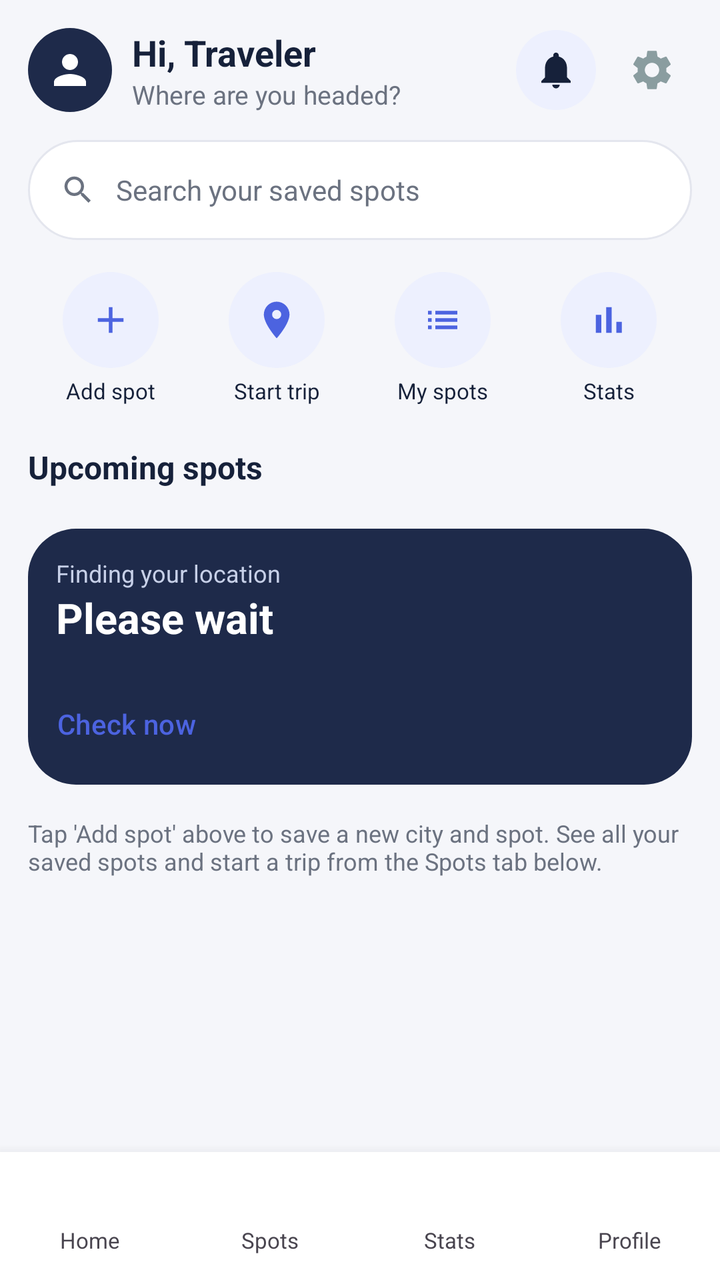
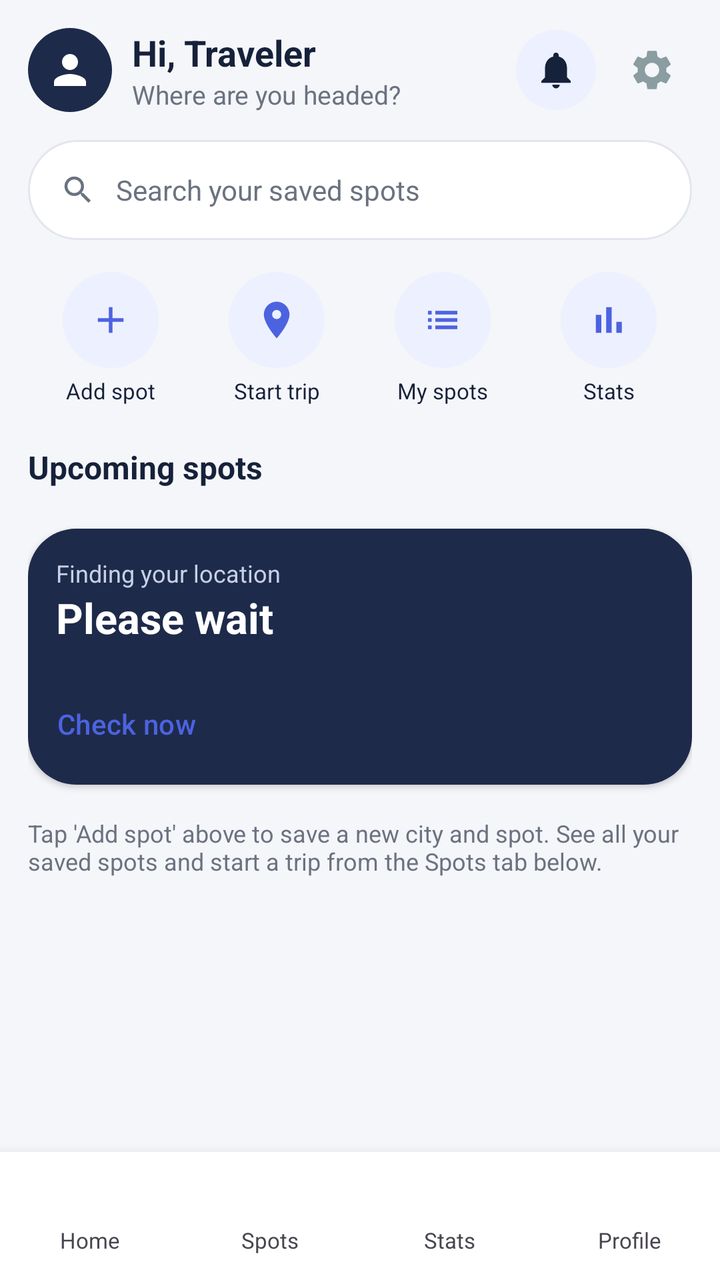

Before-and-after screenshots of an Android layout around one commit, followed by the original layout XML and the change that was made.
<!-- AndroidManifest.xml: application theme Theme.SpotReminder -->
<!-- res/layout/activity_main.xml -->
<?xml version="1.0" encoding="utf-8"?>
<LinearLayout xmlns:android="http://schemas.android.com/apk/res/android"
    xmlns:app="http://schemas.android.com/apk/res-auto"
    xmlns:tools="http://schemas.android.com/tools"
    android:layout_width="match_parent"
    android:layout_height="match_parent"
    android:orientation="vertical">

<ScrollView
    android:layout_width="match_parent"
    android:layout_height="0dp"
    android:layout_weight="1"
    android:fillViewport="true">

    <LinearLayout
        android:layout_width="match_parent"
        android:layout_height="wrap_content"
        android:orientation="vertical"
        android:padding="14dp">

        <LinearLayout
            android:layout_width="match_parent"
            android:layout_height="wrap_content"
            android:gravity="center_vertical"
            android:orientation="horizontal">

            <ImageView
                android:id="@+id/homeAvatar"
                android:layout_width="42dp"
                android:layout_height="42dp"
                android:background="@drawable/bg_avatar"
                android:contentDescription="Your profile"
                android:padding="9dp"
                android:src="@drawable/ic_person" />

            <LinearLayout
                android:layout_width="0dp"
                android:layout_height="wrap_content"
                android:layout_marginStart="10dp"
                android:layout_weight="1"
                android:orientation="vertical">

                <TextView
                    android:id="@+id/greetingName"
                    android:layout_width="wrap_content"
                    android:layout_height="wrap_content"
                    android:text="Hi, Traveler"
                    android:textColor="@color/ink"
                    android:textSize="18sp"
                    android:textStyle="bold" />

                <TextView
                    android:layout_width="wrap_content"
                    android:layout_height="wrap_content"
                    android:text="Where are you headed?"
                    android:textColor="@color/river_soft"
                    android:textSize="13sp" />
            </LinearLayout>

            <ImageButton
                android:id="@+id/btnBell"
                android:layout_width="40dp"
                android:layout_height="40dp"
                android:background="@drawable/bg_category_circle"
                android:contentDescription="Notifications"
                android:padding="9dp"
                android:src="@drawable/ic_bell" />

            <ImageButton
                android:id="@+id/btnSettings"
                android:layout_width="40dp"
                android:layout_height="40dp"
                android:layout_marginStart="8dp"
                android:background="?attr/selectableItemBackgroundBorderless"
                android:contentDescription="Settings"
                android:padding="8dp"
                android:src="@drawable/ic_settings" />
        </LinearLayout>

        
        <LinearLayout
            android:id="@+id/homeSearchBar"
            android:layout_width="match_parent"
            android:layout_height="50dp"
            android:layout_marginTop="14dp"
            android:background="@drawable/bg_search_pill"
            android:gravity="center_vertical"
            android:orientation="horizontal"
            android:paddingStart="16dp"
            android:paddingEnd="16dp">

            <ImageView
                android:layout_width="18dp"
                android:layout_height="18dp"
                android:contentDescription="Search"
                android:src="@drawable/ic_search" />

            <TextView
                android:layout_width="0dp"
                android:layout_height="wrap_content"
                android:layout_marginStart="10dp"
                android:layout_weight="1"
                android:text="Search your saved spots"
                android:textColor="@color/river_soft"
                android:textSize="14sp" />
        </LinearLayout>

        
        <LinearLayout
            android:layout_width="match_parent"
            android:layout_height="wrap_content"
            android:layout_marginTop="16dp"
            android:orientation="horizontal">

            <LinearLayout
                android:id="@+id/quickAdd"
                android:layout_width="0dp"
                android:layout_height="wrap_content"
                android:layout_weight="1"
                android:gravity="center_horizontal"
                android:orientation="vertical">

                <ImageView
                    android:layout_width="48dp"
                    android:layout_height="48dp"
                    android:background="@drawable/bg_category_circle"
                    android:padding="13dp"
                    android:src="@drawable/ic_add"
                    app:tint="@color/accent" />

                <TextView
                    android:layout_width="wrap_content"
                    android:layout_height="wrap_content"
                    android:layout_marginTop="4dp"
                    android:text="Add spot"
                    android:textColor="@color/ink"
                    android:textSize="11sp" />
            </LinearLayout>

            <LinearLayout
                android:id="@+id/quickTrip"
                android:layout_width="0dp"
                android:layout_height="wrap_content"
                android:layout_weight="1"
                android:gravity="center_horizontal"
                android:orientation="vertical">

                <ImageView
                    android:layout_width="48dp"
                    android:layout_height="48dp"
                    android:background="@drawable/bg_category_circle"
                    android:padding="13dp"
                    android:src="@drawable/ic_stat_pin"
                    app:tint="@color/accent" />

                <TextView
                    android:layout_width="wrap_content"
                    android:layout_height="wrap_content"
                    android:layout_marginTop="4dp"
                    android:text="Start trip"
                    android:textColor="@color/ink"
                    android:textSize="11sp" />
            </LinearLayout>

            <LinearLayout
                android:id="@+id/quickSpots"
                android:layout_width="0dp"
                android:layout_height="wrap_content"
                android:layout_weight="1"
                android:gravity="center_horizontal"
                android:orientation="vertical">

                <ImageView
                    android:layout_width="48dp"
                    android:layout_height="48dp"
                    android:background="@drawable/bg_category_circle"
                    android:padding="13dp"
                    android:src="@drawable/ic_nav_list"
                    app:tint="@color/accent" />

                <TextView
                    android:layout_width="wrap_content"
                    android:layout_height="wrap_content"
                    android:layout_marginTop="4dp"
                    android:text="My spots"
                    android:textColor="@color/ink"
                    android:textSize="11sp" />
            </LinearLayout>

            <LinearLayout
                android:id="@+id/quickStats"
                android:layout_width="0dp"
                android:layout_height="wrap_content"
                android:layout_weight="1"
                android:gravity="center_horizontal"
                android:orientation="vertical">

                <ImageView
                    android:layout_width="48dp"
                    android:layout_height="48dp"
                    android:background="@drawable/bg_category_circle"
                    android:padding="13dp"
                    android:src="@drawable/ic_nav_stats"
                    app:tint="@color/accent" />

                <TextView
                    android:layout_width="wrap_content"
                    android:layout_height="wrap_content"
                    android:layout_marginTop="4dp"
                    android:text="Stats"
                    android:textColor="@color/ink"
                    android:textSize="11sp" />
            </LinearLayout>
        </LinearLayout>

        
        <TextView
            android:layout_width="wrap_content"
            android:layout_height="wrap_content"
            android:layout_marginTop="20dp"
            android:text="Upcoming spots"
            android:textColor="@color/ink"
            android:textSize="16sp"
            android:textStyle="bold" />

        <HorizontalScrollView
            android:layout_width="match_parent"
            android:layout_height="wrap_content"
            android:layout_marginTop="8dp"
            android:clipToPadding="false"
            android:scrollbars="none">

            <LinearLayout
                android:id="@+id/upcomingList"
                android:layout_width="wrap_content"
                android:layout_height="wrap_content"
                android:orientation="horizontal" />
        </HorizontalScrollView>

        
        <LinearLayout
            android:id="@+id/nudge"
            android:layout_width="match_parent"
            android:layout_height="wrap_content"
            android:layout_marginTop="8dp"
            android:background="@drawable/bg_current"
            android:gravity="center_vertical"
            android:orientation="horizontal"
            android:padding="10dp"
            android:visibility="gone">

            <TextView
                android:id="@+id/nudgeText"
                android:layout_width="0dp"
                android:layout_height="wrap_content"
                android:layout_weight="1"
                android:textColor="@color/ink"
                android:textSize="13sp" />

            <com.google.android.material.button.MaterialButton
                android:id="@+id/btnNudgeFix"
                style="?attr/borderlessButtonStyle"
                android:layout_width="wrap_content"
                android:layout_height="36dp"
                android:text="Fix"
                android:textAllCaps="false"
                android:textSize="13sp" />
        </LinearLayout>

        
        <LinearLayout
            android:layout_width="match_parent"
            android:layout_height="wrap_content"
            android:layout_marginTop="12dp"
            android:background="@drawable/bg_river"
            android:orientation="vertical"
            android:padding="14dp">

            <TextView
                android:id="@+id/statusLabel"
                android:layout_width="wrap_content"
                android:layout_height="wrap_content"
                android:text="Finding your location"
                android:textColor="@color/river_light"
                android:textSize="12sp" />

            <TextView
                android:id="@+id/statusCity"
                android:layout_width="wrap_content"
                android:layout_height="wrap_content"
                android:text="Please wait"
                android:textColor="@android:color/white"
                android:textSize="21sp"
                android:textStyle="bold" />

            <TextView
                android:id="@+id/statusDetail"
                android:layout_width="wrap_content"
                android:layout_height="wrap_content"
                android:layout_marginTop="1dp"
                android:textColor="@color/river_light"
                android:textSize="12sp" />

            <com.google.android.material.button.MaterialButton
                android:id="@+id/btnCheck"
                style="?attr/borderlessButtonStyle"
                android:layout_width="wrap_content"
                android:layout_height="36dp"
                android:layout_marginStart="-12dp"
                android:layout_marginTop="2dp"
                android:text="Check now"
                android:textAllCaps="false"
                android:textColor="@color/accent" />
        </LinearLayout>

        
        <LinearLayout
            android:id="@+id/remindCard"
            android:layout_width="match_parent"
            android:layout_height="wrap_content"
            android:layout_marginTop="10dp"
            android:background="@drawable/bg_saffron"
            android:orientation="vertical"
            android:padding="14dp"
            android:visibility="gone">

            <TextView
                android:id="@+id/remindTitle"
                android:layout_width="match_parent"
                android:layout_height="wrap_content"
                android:textColor="@android:color/white"
                android:textSize="16sp"
                android:textStyle="bold" />

            <LinearLayout
                android:id="@+id/remindList"
                android:layout_width="match_parent"
                android:layout_height="wrap_content"
                android:layout_marginTop="4dp"
                android:orientation="vertical" />

            <com.google.android.material.button.MaterialButton
                android:id="@+id/btnGotIt"
                android:layout_width="wrap_content"
                android:layout_height="40dp"
                android:layout_marginTop="4dp"
                android:backgroundTint="@android:color/white"
                android:text="Got it"
                android:textAllCaps="false"
                android:textColor="@color/accent"
                android:textSize="13sp" />
        </LinearLayout>

        <TextView
            android:layout_width="wrap_content"
            android:layout_height="wrap_content"
            android:layout_marginTop="16dp"
            android:layout_marginBottom="8dp"
            android:text="Tap \'Add spot\' above to save a new city and spot. See all your saved spots and start a trip from the Spots tab below."
            android:textColor="@color/river_soft"
            android:textSize="12sp" />
    </LinearLayout>
</ScrollView>

    <include layout="@layout/bottom_nav" />
</LinearLayout>
<!-- res/layout/bottom_nav.xml (included above) -->
<?xml version="1.0" encoding="utf-8"?>
<LinearLayout xmlns:android="http://schemas.android.com/apk/res/android"
    android:layout_width="match_parent"
    android:layout_height="64dp"
    android:background="@drawable/bg_navbar"
    android:elevation="10dp"
    android:orientation="horizontal">

    <LinearLayout
        android:id="@+id/navHome"
        android:layout_width="0dp"
        android:layout_height="match_parent"
        android:layout_weight="1"
        android:background="?attr/selectableItemBackground"
        android:gravity="center"
        android:orientation="vertical">

        <ImageView
            android:id="@+id/navHomeIcon"
            android:layout_width="22dp"
            android:layout_height="22dp"
            android:contentDescription="Home"
            android:src="@drawable/ic_nav_home" />

        <TextView
            android:id="@+id/navHomeLabel"
            android:layout_width="wrap_content"
            android:layout_height="wrap_content"
            android:layout_marginTop="2dp"
            android:text="Home"
            android:textSize="11sp" />
    </LinearLayout>

    <LinearLayout
        android:id="@+id/navSpots"
        android:layout_width="0dp"
        android:layout_height="match_parent"
        android:layout_weight="1"
        android:background="?attr/selectableItemBackground"
        android:gravity="center"
        android:orientation="vertical">

        <ImageView
            android:id="@+id/navSpotsIcon"
            android:layout_width="22dp"
            android:layout_height="22dp"
            android:contentDescription="Spots"
            android:src="@drawable/ic_nav_list" />

        <TextView
            android:id="@+id/navSpotsLabel"
            android:layout_width="wrap_content"
            android:layout_height="wrap_content"
            android:layout_marginTop="2dp"
            android:text="Spots"
            android:textSize="11sp" />
    </LinearLayout>

    <LinearLayout
        android:id="@+id/navStats"
        android:layout_width="0dp"
        android:layout_height="match_parent"
        android:layout_weight="1"
        android:background="?attr/selectableItemBackground"
        android:gravity="center"
        android:orientation="vertical">

        <ImageView
            android:id="@+id/navStatsIcon"
            android:layout_width="22dp"
            android:layout_height="22dp"
            android:contentDescription="Stats"
            android:src="@drawable/ic_nav_stats" />

        <TextView
            android:id="@+id/navStatsLabel"
            android:layout_width="wrap_content"
            android:layout_height="wrap_content"
            android:layout_marginTop="2dp"
            android:text="Stats"
            android:textSize="11sp" />
    </LinearLayout>

    <LinearLayout
        android:id="@+id/navProfile"
        android:layout_width="0dp"
        android:layout_height="match_parent"
        android:layout_weight="1"
        android:background="?attr/selectableItemBackground"
        android:gravity="center"
        android:orientation="vertical">

        <ImageView
            android:id="@+id/navProfileIcon"
            android:layout_width="22dp"
            android:layout_height="22dp"
            android:contentDescription="Profile"
            android:src="@drawable/ic_nav_profile" />

        <TextView
            android:id="@+id/navProfileLabel"
            android:layout_width="wrap_content"
            android:layout_height="wrap_content"
            android:layout_marginTop="2dp"
            android:text="Profile"
            android:textSize="11sp" />
    </LinearLayout>
</LinearLayout>
<!-- resources referenced by this layout -->
<resources>
  <color name="accent">#4C63E0</color>
  <color name="ink">#16213A</color>
  <color name="river_light">#C7D0E8</color>
  <color name="river_soft">#6B7280</color>
  <!-- drawable bg_avatar (drawable) -->
  <?xml version="1.0" encoding="utf-8"?>
  <shape xmlns:android="http://schemas.android.com/apk/res/android" android:shape="oval">
      <solid android:color="@color/river" />
  </shape>
  <!-- drawable bg_category_circle (drawable) -->
  <?xml version="1.0" encoding="utf-8"?>
  <shape xmlns:android="http://schemas.android.com/apk/res/android" android:shape="oval">
      <solid android:color="@color/accent_soft" />
  </shape>
  <!-- drawable bg_current (drawable) -->
  <?xml version="1.0" encoding="utf-8"?>
  <shape xmlns:android="http://schemas.android.com/apk/res/android" android:shape="rectangle">
      <solid android:color="@color/paper" />
      <stroke android:width="2.5dp" android:color="@color/accent" />
      <corners android:radius="22dp" />
  </shape>
  <!-- drawable bg_navbar (drawable) -->
  <?xml version="1.0" encoding="utf-8"?>
  <shape xmlns:android="http://schemas.android.com/apk/res/android" android:shape="rectangle">
      <solid android:color="@color/paper" />
  </shape>
  <!-- drawable bg_river (drawable) -->
  <?xml version="1.0" encoding="utf-8"?>
  <shape xmlns:android="http://schemas.android.com/apk/res/android" android:shape="rectangle">
      <solid android:color="@color/river" />
      <corners android:radius="24dp" />
  </shape>
  <!-- drawable bg_saffron (drawable) -->
  <?xml version="1.0" encoding="utf-8"?>
  <shape xmlns:android="http://schemas.android.com/apk/res/android" android:shape="rectangle">
      <solid android:color="@color/accent" />
      <corners android:radius="22dp" />
  </shape>
  <!-- drawable bg_search_pill (drawable) -->
  <?xml version="1.0" encoding="utf-8"?>
  <shape xmlns:android="http://schemas.android.com/apk/res/android" android:shape="rectangle">
      <solid android:color="@color/paper" />
      <stroke android:width="1dp" android:color="@color/line" />
      <corners android:radius="28dp" />
  </shape>
  <!-- drawable ic_add (drawable) -->
  <?xml version="1.0" encoding="utf-8"?>
  <vector xmlns:android="http://schemas.android.com/apk/res/android"
      android:width="24dp" android:height="24dp"
      android:viewportWidth="24" android:viewportHeight="24">
      <path android:fillColor="#FFFFFF" android:pathData="M19,13h-6v6h-2v-6L5,13v-2h6L11,5h2v6h6v2z" />
  </vector>
  <!-- drawable ic_nav_home (drawable) -->
  <?xml version="1.0" encoding="utf-8"?>
  <vector xmlns:android="http://schemas.android.com/apk/res/android"
      android:width="24dp" android:height="24dp"
      android:viewportWidth="24" android:viewportHeight="24">
      <path android:fillColor="#FFFFFF" android:pathData="M10,20v-6h4v6h5v-8h3L12,3 2,12h3v8z" />
  </vector>
  <!-- drawable ic_nav_list (drawable) -->
  <?xml version="1.0" encoding="utf-8"?>
  <vector xmlns:android="http://schemas.android.com/apk/res/android"
      android:width="24dp" android:height="24dp"
      android:viewportWidth="24" android:viewportHeight="24">
      <path android:fillColor="#FFFFFF" android:pathData="M4,7h2v2L4,9zM4,11h2v2L4,13zM4,15h2v2L4,17zM8,7h12v2L8,9zM8,11h12v2L8,13zM8,15h12v2L8,17z" />
  </vector>
  <!-- drawable ic_nav_stats (drawable) -->
  <?xml version="1.0" encoding="utf-8"?>
  <vector xmlns:android="http://schemas.android.com/apk/res/android"
      android:width="24dp" android:height="24dp"
      android:viewportWidth="24" android:viewportHeight="24">
      <path android:fillColor="#FFFFFF" android:pathData="M5,9.2h3L8,19L5,19zM10.6,5h3L13.6,19h-3zM16.2,13h3L19.2,19h-3z" />
  </vector>
  <color name="river">#1E2A4A</color>
  <color name="accent_soft">#EDF0FE</color>
  <color name="paper">#FFFFFF</color>
  <color name="line">#E4E6EE</color>
  <color name="sea">#F5F6FA</color>
  <!-- unchanged entries left out for length: 7 -->
</resources>

<!-- the commit's change to res/layout/activity_main.xml (unified diff, before → after) -->
@@ -273,7 +273,9 @@
             android:layout_height="wrap_content"
             android:layout_marginTop="12dp"
             android:background="@drawable/bg_river"
+            android:elevation="2dp"
             android:orientation="vertical"
+            android:outlineProvider="background"
             android:padding="14dp">
 
             <TextView
@@ -320,7 +322,9 @@
             android:layout_height="wrap_content"
             android:layout_marginTop="10dp"
             android:background="@drawable/bg_saffron"
+            android:elevation="3dp"
             android:orientation="vertical"
+            android:outlineProvider="background"
             android:padding="14dp"
             android:visibility="gone">
 
